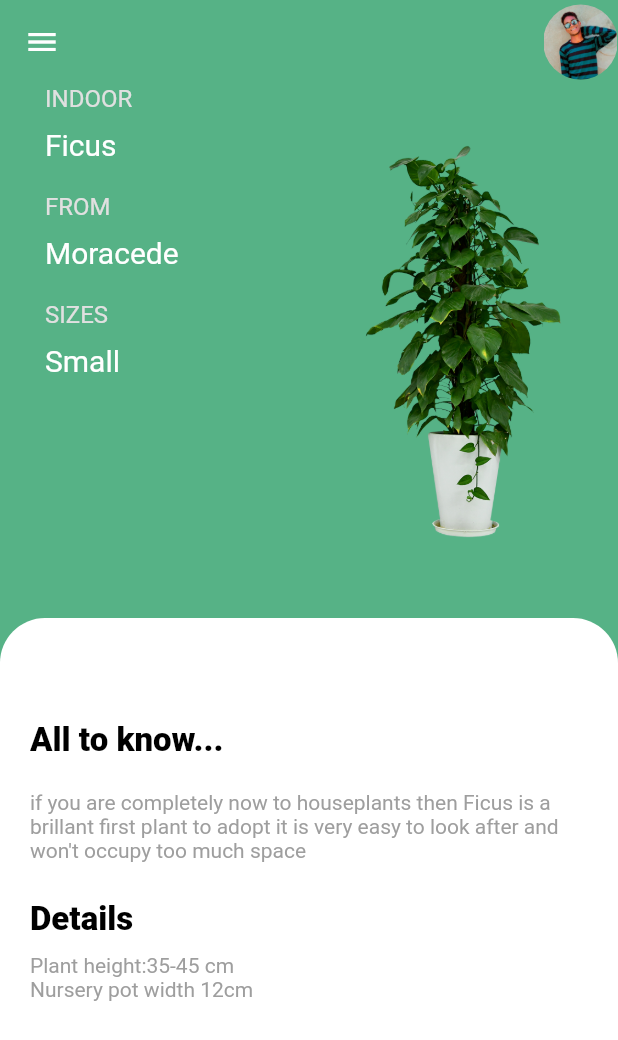
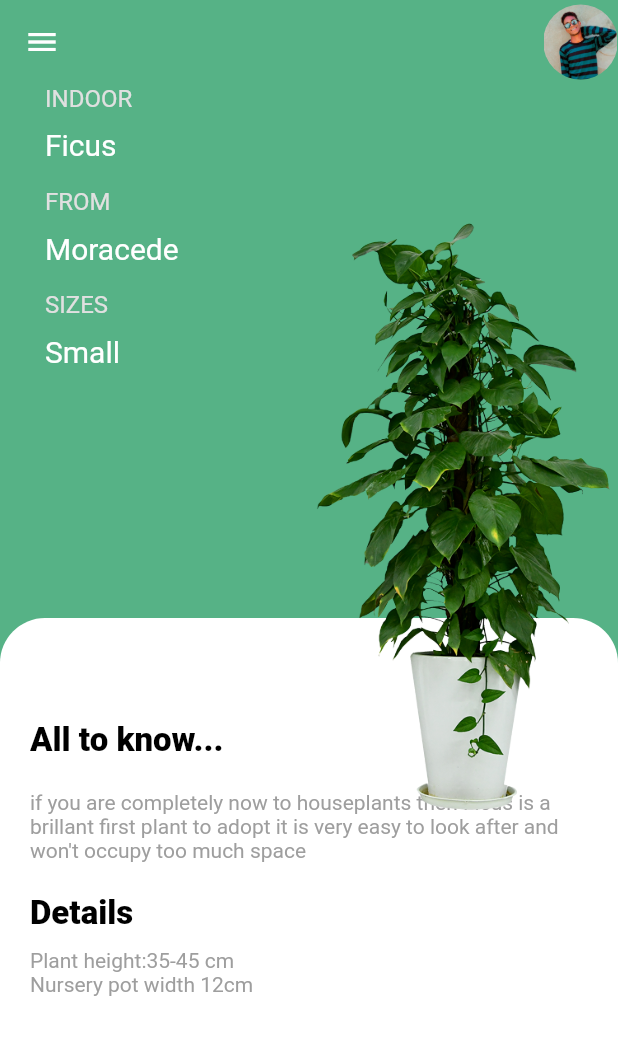
Before and after one commit to 3li-3bdullah/Ficus, a Flutter app: the screen it shows after launch, on a phone screen of 412 x 824 dp. Shown: the top 1040 px of the screen. Run offline on Flutter 3.47's test engine with Material 2 defaults, Android fonts, the phone set to English and light mode, and no system bars.

Commit message:
Added sizes from mediaquery

```diff
--- a/plant_app/lib/screen/home.dart
+++ b/plant_app/lib/screen/home.dart
@@ -43,7 +43,7 @@ class _HomeState extends State<Home> {
               width: double.infinity,
               color: const Color(0xff56b286),
             ),
-            SizedBox(height: width / 4),
+            SizedBox(height: halfHeight / 15),
             Padding(
                 padding: const EdgeInsets.only(left: 30),
                 child: Column(
@@ -54,37 +54,37 @@ class _HomeState extends State<Home> {
                           fontsize: 16,
                           fontweight: FontWeight.normal,
                           color: primary),
-                      const SizedBox(height: 10),
+                       SizedBox(height: halfHeight / 40),
                       const CustomText(
                           text: "Ficus",
                           fontsize: 20,
                           fontweight: FontWeight.normal,
                           color: Colors.white),
-                      const SizedBox(height: 20),
+                       SizedBox(height: halfHeight / 25),
                       CustomText(
                           text: "FROM",
                           fontsize: 16,
                           fontweight: FontWeight.normal,
                           color: primary),
-                      const SizedBox(height: 10),
+                       SizedBox(height: halfHeight / 40),
                       const CustomText(
                           text: "Moracede",
                           fontsize: 20,
                           fontweight: FontWeight.normal,
                           color: Colors.white),
-                      const SizedBox(height: 20),
+                       SizedBox(height: halfHeight / 25),
                       CustomText(
                           text: "SIZES",
                           fontsize: 16,
                           fontweight: FontWeight.normal,
                           color: primary),
-                      const SizedBox(height: 10),
+                       SizedBox(height: halfHeight / 40),
                       const CustomText(
                           text: "Small",
                           fontsize: 20,
                           fontweight: FontWeight.normal,
                           color: Colors.white),
-                      const SizedBox(height: 20),
+                       SizedBox(height: halfHeight / 25),
                     ])),
             Positioned(
               bottom: 0,
@@ -101,13 +101,13 @@ class _HomeState extends State<Home> {
                     child: Column(
                         crossAxisAlignment: CrossAxisAlignment.start,
                         children: [
-                          SizedBox(height: width / 6),
+                          SizedBox(height: halfHeight / 6),
                           const CustomText(
                               text: "All to know...",
                               fontsize: 22,
                               fontweight: FontWeight.w800,
                               color: Colors.black),
-                          const SizedBox(height: 20),
+                           SizedBox(height: halfHeight / 20),
                           RichText(
                               text: const TextSpan(children: [
                             TextSpan(
@@ -116,13 +116,13 @@ class _HomeState extends State<Home> {
                                 style: TextStyle(
                                     color: Colors.grey, fontSize: 14)),
                           ])),
-                          const SizedBox(height: 25),
+                           SizedBox(height: halfHeight / 20),
                           const CustomText(
                               text: "Details",
                               fontsize: 22,
                               fontweight: FontWeight.w800,
                               color: Colors.black),
-                          const SizedBox(height: 10),
+                           SizedBox(height: halfHeight / 40),
                           const CustomText(
                               text: "Plant height:35-45 cm",
                               fontsize: 14,
@@ -137,10 +137,10 @@ class _HomeState extends State<Home> {
                   )),
             ),
             Positioned(
-                top: width / 12,
+                top: halfHeight * 0.2,
                 left: width / 2,
                 child: Container(
-                  height: width / 1.5,
+                  height: halfHeight,
                   width: width / 2,
                   decoration: const BoxDecoration(
                       image: DecorationImage(
```
